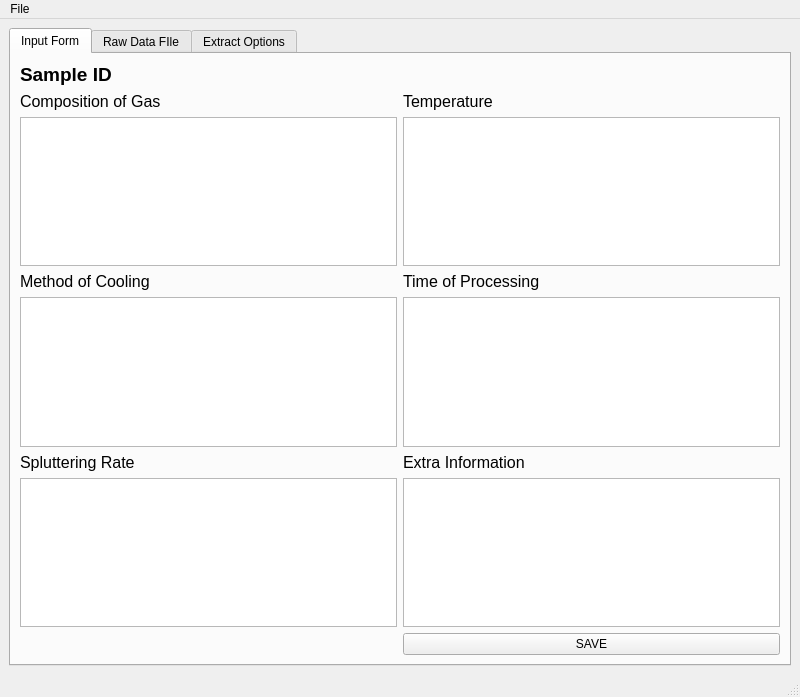
Before: the Qt Designer form guiFiles/MainUI.ui in Gimb0/KS1911-SIMS, drawn with Qt 5.
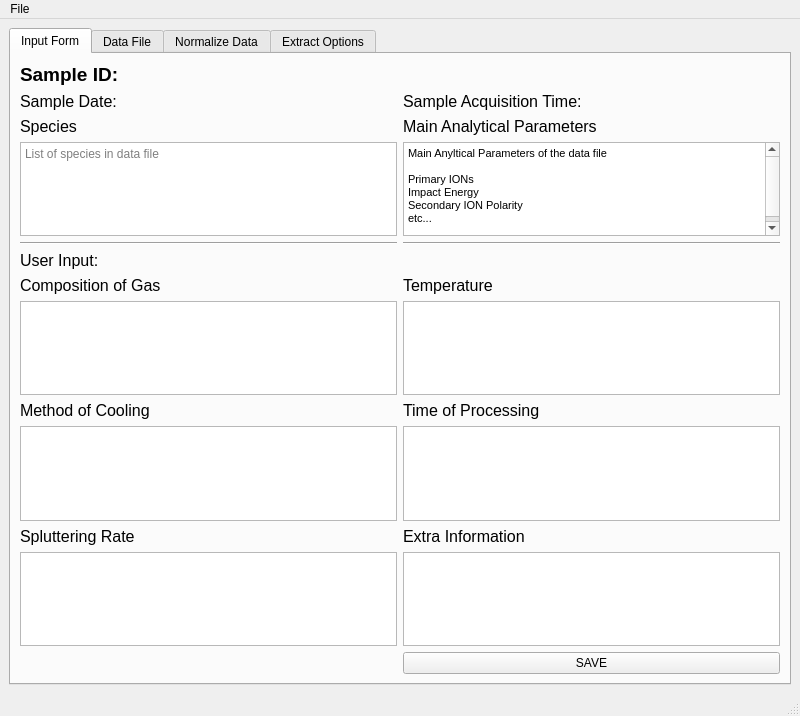
After: the same form once the commit is applied. The open tabs and pages were chosen to show the change.

Commit message: prototype design changes

Patch:
```diff
--- a/guiFiles/MainUI.ui
+++ b/guiFiles/MainUI.ui
@@ -7,7 +7,7 @@
     <x>0</x>
     <y>0</y>
     <width>800</width>
-    <height>697</height>
+    <height>716</height>
    </rect>
   </property>
   <property name="windowTitle">
@@ -17,8 +17,8 @@
    <property name="layoutDirection">
     <enum>Qt::LeftToRight</enum>
    </property>
-   <layout class="QVBoxLayout" name="verticalLayout">
-    <item>
+   <layout class="QGridLayout" name="gridLayout_5">
+    <item row="0" column="0">
      <widget class="QTabWidget" name="TabWidget">
       <property name="currentIndex">
        <number>2</number>
@@ -31,73 +31,13 @@
         <property name="sizeConstraint">
          <enum>QLayout::SetNoConstraint</enum>
         </property>
-        <item row="2" column="0">
+        <item row="12" column="0">
+         <widget class="QTextEdit" name="formSplutteringInput"/>
+        </item>
+        <item row="8" column="0">
          <widget class="QTextEdit" name="formGasInput"/>
         </item>
-        <item row="0" column="0">
-         <widget class="QLabel" name="formSampleIDLabel">
-          <property name="font">
-           <font>
-            <pointsize>14</pointsize>
-            <weight>75</weight>
-            <bold>true</bold>
-           </font>
-          </property>
-          <property name="text">
-           <string>Sample ID</string>
-          </property>
-         </widget>
-        </item>
-        <item row="1" column="1">
-         <widget class="QLabel" name="formTempLabel">
-          <property name="font">
-           <font>
-            <pointsize>12</pointsize>
-           </font>
-          </property>
-          <property name="text">
-           <string>Temperature</string>
-          </property>
-         </widget>
-        </item>
-        <item row="2" column="1">
-         <widget class="QTextEdit" name="formTempInput"/>
-        </item>
-        <item row="0" column="1">
-         <widget class="QLabel" name="label">
-          <property name="text">
-           <string>&lt;SampleID&gt;</string>
-          </property>
-         </widget>
-        </item>
-        <item row="3" column="0">
-         <widget class="QLabel" name="formCoolingLabel">
-          <property name="font">
-           <font>
-            <pointsize>12</pointsize>
-           </font>
-          </property>
-          <property name="text">
-           <string>Method of Cooling</string>
-          </property>
-         </widget>
-        </item>
-        <item row="4" column="0">
-         <widget class="QTextEdit" name="formCoolingInput"/>
-        </item>
-        <item row="1" column="0">
-         <widget class="QLabel" name="formGasLabel">
-          <property name="font">
-           <font>
-            <pointsize>12</pointsize>
-           </font>
-          </property>
-          <property name="text">
-           <string>Composition of Gas</string>
-          </property>
-         </widget>
-        </item>
-        <item row="3" column="1">
+        <item row="9" column="1">
          <widget class="QLabel" name="formTimeLabel">
           <property name="font">
            <font>
@@ -109,10 +49,22 @@
           </property>
          </widget>
         </item>
-        <item row="4" column="1">
-         <widget class="QTextEdit" name="formTimeInput"/>
+        <item row="6" column="0">
+         <widget class="QLabel" name="label_5">
+          <property name="font">
+           <font>
+            <pointsize>12</pointsize>
+           </font>
+          </property>
+          <property name="text">
+           <string>User Input:</string>
+          </property>
+         </widget>
         </item>
-        <item row="5" column="1">
+        <item row="10" column="0">
+         <widget class="QTextEdit" name="formCoolingInput"/>
+        </item>
+        <item row="11" column="1">
          <widget class="QLabel" name="formExtrasLabel">
           <property name="font">
            <font>
@@ -124,25 +76,53 @@
           </property>
          </widget>
         </item>
-        <item row="6" column="1">
+        <item row="12" column="1">
          <widget class="QTextEdit" name="formExtrasInput"/>
         </item>
+        <item row="2" column="0">
+         <widget class="QLabel" name="label_6">
+          <property name="font">
+           <font>
+            <pointsize>12</pointsize>
+           </font>
+          </property>
+          <property name="text">
+           <string>Species</string>
+          </property>
+         </widget>
+        </item>
+        <item row="1" column="1">
+         <widget class="QLabel" name="label">
+          <property name="font">
+           <font>
+            <pointsize>12</pointsize>
+           </font>
+          </property>
+          <property name="text">
+           <string>Sample Acquisition Time: </string>
+          </property>
+         </widget>
+        </item>
+        <item row="9" column="0">
+         <widget class="QLabel" name="formCoolingLabel">
+          <property name="font">
+           <font>
+            <pointsize>12</pointsize>
+           </font>
+          </property>
+          <property name="text">
+           <string>Method of Cooling</string>
+          </property>
+         </widget>
+        </item>
         <item row="5" column="0">
-         <widget class="QLabel" name="formSplutteringLabel">
-          <property name="font">
-           <font>
-            <pointsize>12</pointsize>
-           </font>
-          </property>
-          <property name="text">
-           <string>Spluttering Rate</string>
+         <widget class="Line" name="line">
+          <property name="orientation">
+           <enum>Qt::Horizontal</enum>
           </property>
          </widget>
         </item>
-        <item row="6" column="0">
-         <widget class="QTextEdit" name="formSplutteringInput"/>
-        </item>
-        <item row="7" column="1" rowspan="2">
+        <item row="13" column="1" rowspan="2">
          <widget class="QPushButton" name="formSaveButton">
           <property name="enabled">
            <bool>true</bool>
@@ -152,11 +132,131 @@
           </property>
          </widget>
         </item>
+        <item row="7" column="1">
+         <widget class="QLabel" name="formTempLabel">
+          <property name="font">
+           <font>
+            <pointsize>12</pointsize>
+           </font>
+          </property>
+          <property name="text">
+           <string>Temperature</string>
+          </property>
+         </widget>
+        </item>
+        <item row="10" column="1">
+         <widget class="QTextEdit" name="formTimeInput"/>
+        </item>
+        <item row="1" column="0">
+         <widget class="QLabel" name="label_4">
+          <property name="font">
+           <font>
+            <pointsize>12</pointsize>
+           </font>
+          </property>
+          <property name="text">
+           <string>Sample Date:</string>
+          </property>
+         </widget>
+        </item>
+        <item row="11" column="0">
+         <widget class="QLabel" name="formSplutteringLabel">
+          <property name="font">
+           <font>
+            <pointsize>12</pointsize>
+           </font>
+          </property>
+          <property name="text">
+           <string>Spluttering Rate</string>
+          </property>
+         </widget>
+        </item>
+        <item row="8" column="1">
+         <widget class="QTextEdit" name="formTempInput"/>
+        </item>
+        <item row="7" column="0">
+         <widget class="QLabel" name="formGasLabel">
+          <property name="font">
+           <font>
+            <pointsize>12</pointsize>
+           </font>
+          </property>
+          <property name="text">
+           <string>Composition of Gas</string>
+          </property>
+         </widget>
+        </item>
+        <item row="5" column="1">
+         <widget class="Line" name="line_2">
+          <property name="orientation">
+           <enum>Qt::Horizontal</enum>
+          </property>
+         </widget>
+        </item>
+        <item row="0" column="0">
+         <widget class="QLabel" name="formSampleIDLabel">
+          <property name="font">
+           <font>
+            <pointsize>14</pointsize>
+            <weight>75</weight>
+            <bold>true</bold>
+           </font>
+          </property>
+          <property name="layoutDirection">
+           <enum>Qt::LeftToRight</enum>
+          </property>
+          <property name="text">
+           <string>Sample ID: </string>
+          </property>
+          <property name="alignment">
+           <set>Qt::AlignLeading|Qt::AlignLeft|Qt::AlignVCenter</set>
+          </property>
+          <property name="wordWrap">
+           <bool>false</bool>
+          </property>
+         </widget>
+        </item>
+        <item row="3" column="0">
+         <widget class="QTextBrowser" name="textBrowser">
+          <property name="placeholderText">
+           <string>List of species in data file</string>
+          </property>
+         </widget>
+        </item>
+        <item row="2" column="1">
+         <widget class="QLabel" name="label_7">
+          <property name="font">
+           <font>
+            <pointsize>12</pointsize>
+           </font>
+          </property>
+          <property name="text">
+           <string>Main Analytical Parameters</string>
+          </property>
+         </widget>
+        </item>
+        <item row="3" column="1">
+         <widget class="QTextBrowser" name="textBrowser_2">
+          <property name="html">
+           <string>&lt;!DOCTYPE HTML PUBLIC &quot;-//W3C//DTD HTML 4.0//EN&quot; &quot;http://www.w3.org/TR/REC-html40/strict.dtd&quot;&gt;
+&lt;html&gt;&lt;head&gt;&lt;meta name=&quot;qrichtext&quot; content=&quot;1&quot; /&gt;&lt;style type=&quot;text/css&quot;&gt;
+p, li { white-space: pre-wrap; }
+&lt;/style&gt;&lt;/head&gt;&lt;body style=&quot; font-family:'MS Shell Dlg 2'; font-size:8.25pt; font-weight:400; font-style:normal;&quot;&gt;
+&lt;p style=&quot; margin-top:0px; margin-bottom:0px; margin-left:0px; margin-right:0px; -qt-block-indent:0; text-indent:0px;&quot;&gt;Main Anyltical Parameters of the data file&lt;/p&gt;
+&lt;p style=&quot;-qt-paragraph-type:empty; margin-top:0px; margin-bottom:0px; margin-left:0px; margin-right:0px; -qt-block-indent:0; text-indent:0px;&quot;&gt;&lt;br /&gt;&lt;/p&gt;
+&lt;p style=&quot; margin-top:0px; margin-bottom:0px; margin-left:0px; margin-right:0px; -qt-block-indent:0; text-indent:0px;&quot;&gt;Primary IONs&lt;/p&gt;
+&lt;p style=&quot; margin-top:0px; margin-bottom:0px; margin-left:0px; margin-right:0px; -qt-block-indent:0; text-indent:0px;&quot;&gt;Impact Energy&lt;/p&gt;
+&lt;p style=&quot; margin-top:0px; margin-bottom:0px; margin-left:0px; margin-right:0px; -qt-block-indent:0; text-indent:0px;&quot;&gt;Secondary ION Polarity&lt;/p&gt;
+&lt;p style=&quot; margin-top:0px; margin-bottom:0px; margin-left:0px; margin-right:0px; -qt-block-indent:0; text-indent:0px;&quot;&gt;etc...&lt;/p&gt;
+&lt;p style=&quot;-qt-paragraph-type:empty; margin-top:0px; margin-bottom:0px; margin-left:0px; margin-right:0px; -qt-block-indent:0; text-indent:0px;&quot;&gt;&lt;br /&gt;&lt;/p&gt;&lt;/body&gt;&lt;/html&gt;</string>
+          </property>
+         </widget>
+        </item>
        </layout>
       </widget>
       <widget class="QWidget" name="DataFileTab">
        <attribute name="title">
-        <string>Raw Data FIle</string>
+        <string>Data File</string>
        </attribute>
        <layout class="QVBoxLayout" name="verticalLayout_2">
         <item>
@@ -174,6 +274,183 @@
         <item>
          <widget class="QTextBrowser" name="rawDataBrowser"/>
         </item>
+        <item>
+         <widget class="QFrame" name="frame_2">
+          <property name="frameShape">
+           <enum>QFrame::StyledPanel</enum>
+          </property>
+          <property name="frameShadow">
+           <enum>QFrame::Raised</enum>
+          </property>
+          <layout class="QGridLayout" name="gridLayout_4">
+           <item row="2" column="1">
+            <widget class="QCheckBox" name="checkBox_4">
+             <property name="text">
+              <string>Analysis Recipe</string>
+             </property>
+            </widget>
+           </item>
+           <item row="6" column="1">
+            <widget class="QPushButton" name="pushButton">
+             <property name="text">
+              <string>Filter</string>
+             </property>
+            </widget>
+           </item>
+           <item row="1" column="1">
+            <widget class="QCheckBox" name="checkBox_3">
+             <property name="text">
+              <string>Analysis Position</string>
+             </property>
+            </widget>
+           </item>
+           <item row="2" column="0">
+            <widget class="QCheckBox" name="checkBox_5">
+             <property name="text">
+              <string>Acquisition Parameters</string>
+             </property>
+            </widget>
+           </item>
+           <item row="3" column="0">
+            <widget class="QCheckBox" name="checkBox_6">
+             <property name="text">
+              <string>Measurement Conditions</string>
+             </property>
+            </widget>
+           </item>
+           <item row="4" column="0">
+            <widget class="QCheckBox" name="checkBox_8">
+             <property name="text">
+              <string>Optional Instrumental Parameters</string>
+             </property>
+            </widget>
+           </item>
+           <item row="0" column="0">
+            <widget class="QLabel" name="label_8">
+             <property name="font">
+              <font>
+               <pointsize>12</pointsize>
+              </font>
+             </property>
+             <property name="text">
+              <string>Filter Options</string>
+             </property>
+            </widget>
+           </item>
+           <item row="3" column="1">
+            <widget class="QCheckBox" name="checkBox_7">
+             <property name="text">
+              <string>Main Analytical Parameters</string>
+             </property>
+            </widget>
+           </item>
+           <item row="4" column="1">
+            <widget class="QCheckBox" name="checkBox_9">
+             <property name="text">
+              <string>Ion Detector Parameters</string>
+             </property>
+            </widget>
+           </item>
+           <item row="1" column="0">
+            <widget class="QCheckBox" name="checkBox_2">
+             <property name="text">
+              <string>Raw Species Count Data</string>
+             </property>
+            </widget>
+           </item>
+           <item row="5" column="0">
+            <widget class="QCheckBox" name="checkBox_10">
+             <property name="text">
+              <string>Others</string>
+             </property>
+            </widget>
+           </item>
+           <item row="5" column="1">
+            <widget class="QCheckBox" name="checkBox_11">
+             <property name="text">
+              <string>Calibration Parameters</string>
+             </property>
+            </widget>
+           </item>
+          </layout>
+         </widget>
+        </item>
+       </layout>
+      </widget>
+      <widget class="QWidget" name="ProcessingTab">
+       <attribute name="title">
+        <string>Normalize Data</string>
+       </attribute>
+       <layout class="QVBoxLayout" name="verticalLayout">
+        <item>
+         <widget class="QLabel" name="label_9">
+          <property name="font">
+           <font>
+            <pointsize>12</pointsize>
+           </font>
+          </property>
+          <property name="text">
+           <string>Species to normalize data for</string>
+          </property>
+         </widget>
+        </item>
+        <item>
+         <widget class="QListWidget" name="listWidget">
+          <property name="font">
+           <font>
+            <pointsize>10</pointsize>
+           </font>
+          </property>
+          <property name="selectionMode">
+           <enum>QAbstractItemView::MultiSelection</enum>
+          </property>
+          <property name="viewMode">
+           <enum>QListView::ListMode</enum>
+          </property>
+          <item>
+           <property name="text">
+            <string>1H</string>
+           </property>
+          </item>
+          <item>
+           <property name="text">
+            <string>24</string>
+           </property>
+          </item>
+          <item>
+           <property name="text">
+            <string>47Ti</string>
+           </property>
+          </item>
+          <item>
+           <property name="text">
+            <string>52Cr</string>
+           </property>
+          </item>
+          <item>
+           <property name="text">
+            <string>49Ti180</string>
+           </property>
+          </item>
+          <item>
+           <property name="text">
+            <string>48Ti2</string>
+           </property>
+          </item>
+          <item>
+           <property name="text">
+            <string>197Au</string>
+           </property>
+          </item>
+         </widget>
+        </item>
+        <item>
+         <widget class="QPushButton" name="pushButton_2">
+          <property name="text">
+           <string>Normalize Species Data</string>
+          </property>
+         </widget>
+        </item>
        </layout>
       </widget>
       <widget class="QWidget" name="ExtractTab">
```
Left out of the diff: 113 changed lines with no effect on the pictures. The commit also changes 1 other file.
